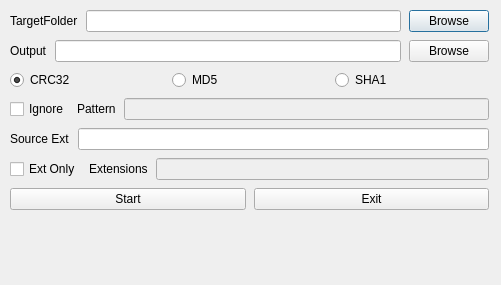
Qt form qt4/MainDlg.ui (ppiazi/FilesInfoReader) before a commit.
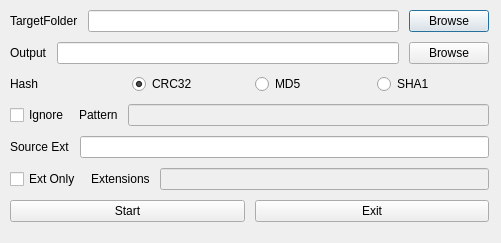
The same form after that commit.

Commit message: GUI 조정

What changed in the file:
```diff
--- a/qt4/MainDlg.ui
+++ b/qt4/MainDlg.ui
@@ -7,7 +7,7 @@
     <x>0</x>
     <y>0</y>
     <width>501</width>
-    <height>285</height>
+    <height>243</height>
    </rect>
   </property>
   <property name="sizePolicy">
@@ -30,7 +30,7 @@
    </property>
    <layout class="QVBoxLayout" name="verticalLayout">
     <property name="spacing">
-     <number>8</number>
+     <number>10</number>
     </property>
     <property name="sizeConstraint">
      <enum>QLayout::SetMaximumSize</enum>
@@ -86,6 +86,13 @@
     </item>
     <item>
      <layout class="QHBoxLayout" name="LayoutHashMethod">
+      <item>
+       <widget class="QLabel" name="label_6">
+        <property name="text">
+         <string>Hash</string>
+        </property>
+       </widget>
+      </item>
       <item>
        <widget class="QRadioButton" name="RadBtnCrc32">
         <property name="text">
```
The commit also changes 1 other file.
